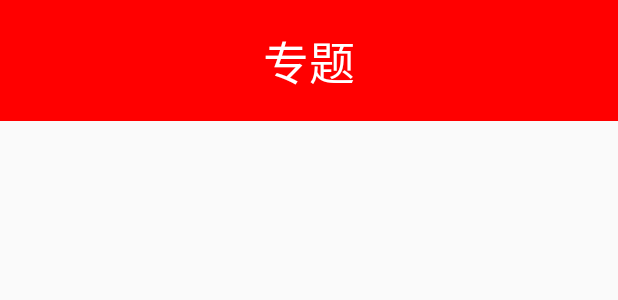
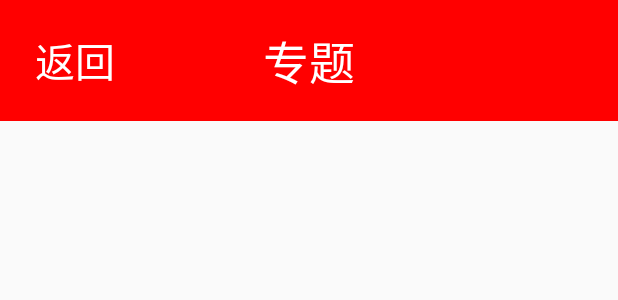
Before and after one commit to OurVideosApp/App, an Android app: the layout activity_video_list.xml on its own in the app's theme, with its tools: preview values and no code run, on a phone screen of 412 x 824 dp. Shown: the top 300 px of the screen. Run offline under Robolectric (Android 15) with nearby library versions, the phone set to English and light mode, and no system bars; network calls fail.

Commit message:
new back

```diff
--- a/app/src/main/res/layout/activity_video_list.xml
+++ b/app/src/main/res/layout/activity_video_list.xml
@@ -7,8 +7,14 @@
     android:orientation="vertical"
     tools:context=".mvp.view.activities.VideoListActivity">
 
+    <RelativeLayout
+        android:layout_width="match_parent"
+        android:layout_height="@dimen/x42">
+
+
+
         <TextView
-        android:id="@+id/special_title"
+            android:id="@+id/video_list_title"
             android:layout_width="match_parent"
             android:layout_height="@dimen/x42"
             android:background="#f00"
@@ -17,6 +23,19 @@
             android:textColor="#fff"
             android:textSize="@dimen/x16"></TextView>
 
+        <TextView
+            android:id="@+id/back"
+            android:layout_width="wrap_content"
+            android:layout_height="@dimen/x42"
+            android:layout_alignParentStart="true"
+            android:layout_alignParentTop="true"
+            android:layout_marginStart="23dp"
+            android:gravity="center"
+            android:text="返回"
+            android:textSize="@dimen/x14"
+            android:textColor="#fff"
+            tools:ignore="RtlCompat" />
+    </RelativeLayout>
     <android.support.v7.widget.RecyclerView
         android:id="@+id/video_list_tiaomu"
         android:layout_width="match_parent"
```
Lines whose indentation alone changed are shown as unchanged.
